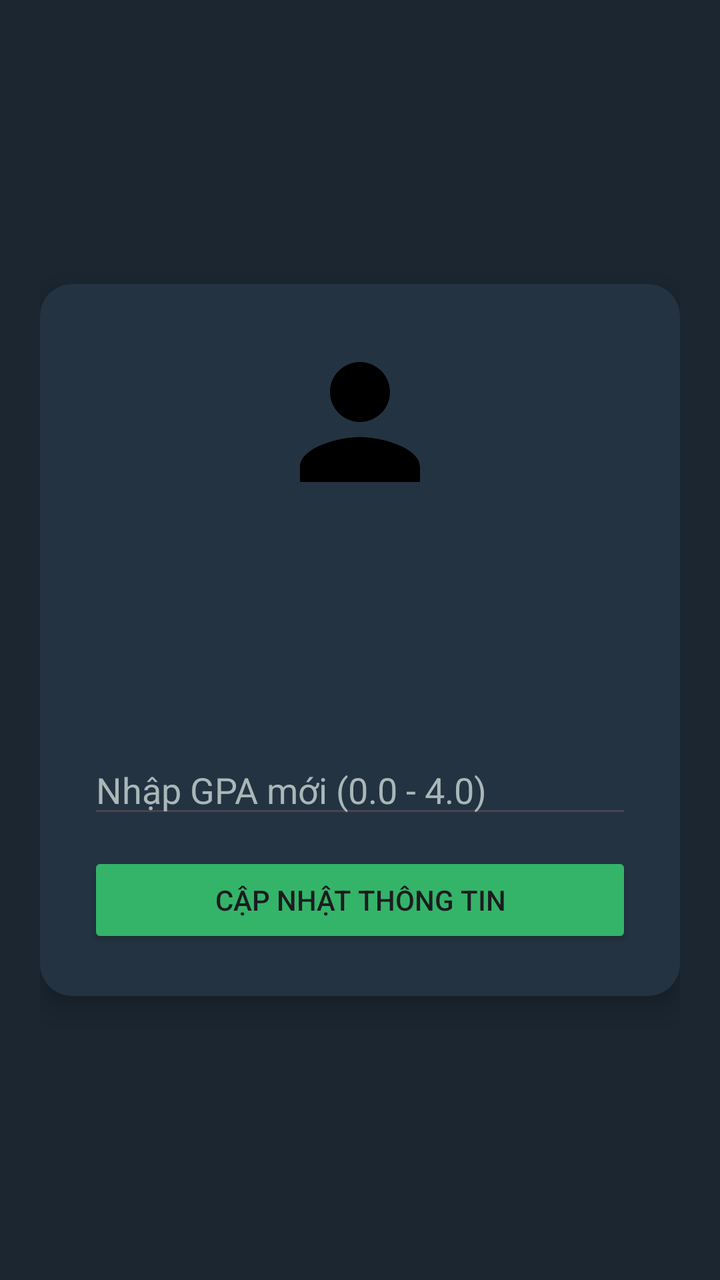
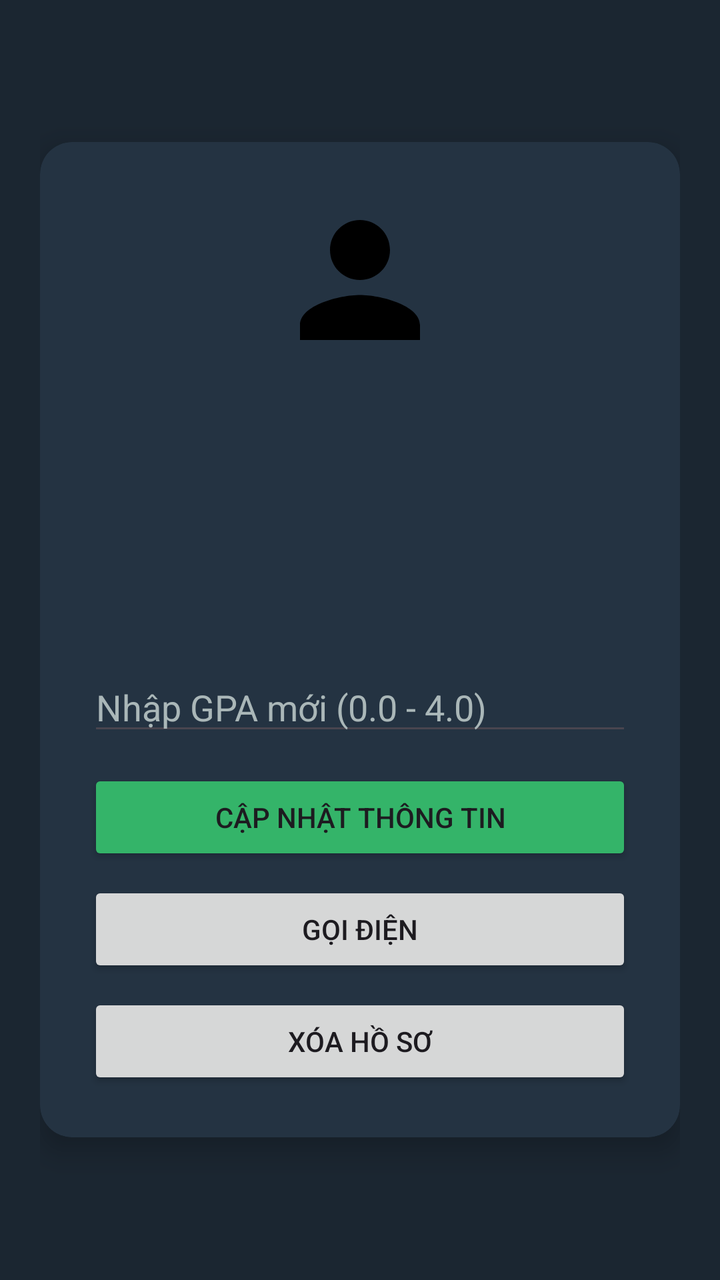

An Android layout rendered at two revisions. The XML below is the earlier revision; the diff shows what the commit changed to produce the second picture.
<!-- AndroidManifest.xml: application theme Theme.PhanManhTung_ThucHanhAndroid -->
<!-- res/layout/activity_main.xml -->
<?xml version="1.0" encoding="utf-8"?>
<LinearLayout xmlns:android="http://schemas.android.com/apk/res/android"
    xmlns:app="http://schemas.android.com/apk/res-auto"
    android:layout_width="match_parent"
    android:layout_height="match_parent"
    android:background="#1B2631"
    android:gravity="center"
    android:orientation="vertical"
    android:padding="20dp">

    <androidx.cardview.widget.CardView
        android:id="@+id/cardProfile"
        android:layout_width="match_parent"
        android:layout_height="wrap_content"
        app:cardBackgroundColor="#243342"
        app:cardCornerRadius="16dp"
        app:cardElevation="8dp">

        <LinearLayout
            android:layout_width="match_parent"
            android:layout_height="wrap_content"
            android:gravity="center"
            android:orientation="vertical"
            android:padding="24dp">

            <ImageView
                android:id="@+id/imgAvatar"
                android:layout_width="90dp"
                android:layout_height="90dp"
                android:src="@drawable/ic_avatar" />

            <TextView
                android:id="@+id/tvName"
                android:layout_width="wrap_content"
                android:layout_height="wrap_content"
                android:layout_marginTop="12dp"
                android:textColor="#FFFFFF"
                android:textSize="22sp"
                android:textStyle="bold" />

            <TextView
                android:id="@+id/tvStudentId"
                android:layout_width="wrap_content"
                android:layout_height="wrap_content"
                android:layout_marginTop="4dp"
                android:textColor="#DCE6EB" />

            <TextView
                android:id="@+id/tvGpaBadge"
                android:layout_width="wrap_content"
                android:layout_height="wrap_content"
                android:layout_marginTop="12dp"
                android:textColor="#34B469"
                android:textSize="18sp"
                android:textStyle="bold" />

            <EditText
                android:id="@+id/edtNewGpa"
                android:layout_width="match_parent"
                android:layout_height="wrap_content"
                android:layout_marginTop="16dp"
                android:hint="Nhập GPA mới (0.0 - 4.0)"
                android:inputType="numberDecimal"
                android:textColor="#FFFFFF"
                android:textColorHint="#AAB7B8" />

            <Button
                android:id="@+id/btnUpdateGpa"
                android:layout_width="match_parent"
                android:layout_height="wrap_content"
                android:layout_marginTop="12dp"
                android:backgroundTint="#34B469"
                android:text="Cập Nhật Thông Tin" />

        </LinearLayout>

    </androidx.cardview.widget.CardView>

</LinearLayout>
<!-- resources referenced by this layout -->
<resources>
  <!-- drawable ic_avatar (drawable) -->
  <vector xmlns:android="http://schemas.android.com/apk/res/android" android:height="24dp" android:tint="#000000" android:viewportHeight="24" android:viewportWidth="24" android:width="24dp">
        
      <path android:fillColor="@android:color/white" android:pathData="M12,12c2.21,0 4,-1.79 4,-4s-1.79,-4 -4,-4 -4,1.79 -4,4 1.79,4 4,4zM12,14c-2.67,0 -8,1.34 -8,4v2h16v-2c0,-2.66 -5.33,-4 -8,-4z"/>
      
  </vector>
  <style name="Theme.PhanManhTung_ThucHanhAndroid" parent="Base.Theme.PhanManhTung_ThucHanhAndroid" />
  <style name="Base.Theme.PhanManhTung_ThucHanhAndroid" parent="Theme.Material3.DayNight.NoActionBar">
          
          
      </style>
</resources>

<!-- the commit's change to res/layout/activity_main.xml (unified diff, before → after) -->
@@ -1,26 +1,27 @@
 <?xml version="1.0" encoding="utf-8"?>
-<LinearLayout xmlns:android="http://schemas.android.com/apk/res/android"
+<LinearLayout
+    xmlns:android="http://schemas.android.com/apk/res/android"
     xmlns:app="http://schemas.android.com/apk/res-auto"
     android:layout_width="match_parent"
     android:layout_height="match_parent"
-    android:background="#1B2631"
+    android:orientation="vertical"
     android:gravity="center"
-    android:orientation="vertical"
-    android:padding="20dp">
+    android:padding="20dp"
+    android:background="#1B2631">
 
     <androidx.cardview.widget.CardView
         android:id="@+id/cardProfile"
         android:layout_width="match_parent"
         android:layout_height="wrap_content"
-        app:cardBackgroundColor="#243342"
         app:cardCornerRadius="16dp"
-        app:cardElevation="8dp">
+        app:cardElevation="8dp"
+        app:cardBackgroundColor="#243342">
 
         <LinearLayout
             android:layout_width="match_parent"
             android:layout_height="wrap_content"
+            android:orientation="vertical"
             android:gravity="center"
-            android:orientation="vertical"
             android:padding="24dp">
 
             <ImageView
@@ -33,44 +34,69 @@
                 android:id="@+id/tvName"
                 android:layout_width="wrap_content"
                 android:layout_height="wrap_content"
-                android:layout_marginTop="12dp"
+                android:textSize="22sp"
+                android:textStyle="bold"
                 android:textColor="#FFFFFF"
-                android:textSize="22sp"
-                android:textStyle="bold" />
+                android:layout_marginTop="12dp" />
 
             <TextView
                 android:id="@+id/tvStudentId"
                 android:layout_width="wrap_content"
                 android:layout_height="wrap_content"
-                android:layout_marginTop="4dp"
-                android:textColor="#DCE6EB" />
+                android:textColor="#DCE6EB"
+                android:layout_marginTop="4dp" />
+
+            
+            <TextView
+                android:id="@+id/tvPhone"
+                android:layout_width="wrap_content"
+                android:layout_height="wrap_content"
+                android:textColor="#DCE6EB"
+                android:textSize="16sp"
+                android:layout_marginTop="8dp" />
 
             <TextView
                 android:id="@+id/tvGpaBadge"
                 android:layout_width="wrap_content"
                 android:layout_height="wrap_content"
-                android:layout_marginTop="12dp"
+                android:textSize="18sp"
+                android:textStyle="bold"
                 android:textColor="#34B469"
-                android:textSize="18sp"
-                android:textStyle="bold" />
+                android:layout_marginTop="12dp" />
 
             <EditText
                 android:id="@+id/edtNewGpa"
                 android:layout_width="match_parent"
                 android:layout_height="wrap_content"
-                android:layout_marginTop="16dp"
                 android:hint="Nhập GPA mới (0.0 - 4.0)"
                 android:inputType="numberDecimal"
                 android:textColor="#FFFFFF"
-                android:textColorHint="#AAB7B8" />
+                android:textColorHint="#AAB7B8"
+                android:layout_marginTop="16dp" />
 
             <Button
                 android:id="@+id/btnUpdateGpa"
                 android:layout_width="match_parent"
                 android:layout_height="wrap_content"
-                android:layout_marginTop="12dp"
+                android:text="Cập Nhật Thông Tin"
                 android:backgroundTint="#34B469"
-                android:text="Cập Nhật Thông Tin" />
+                android:layout_marginTop="12dp" />
+
+            
+            <Button
+                android:id="@+id/btnCall"
+                android:layout_width="match_parent"
+                android:layout_height="wrap_content"
+                android:text="Gọi Điện"
+                android:layout_marginTop="8dp" />
+
+            
+            <Button
+                android:id="@+id/btnDelete"
+                android:layout_width="match_parent"
+                android:layout_height="wrap_content"
+                android:text="Xóa Hồ Sơ"
+                android:layout_marginTop="8dp" />
 
         </LinearLayout>
 
